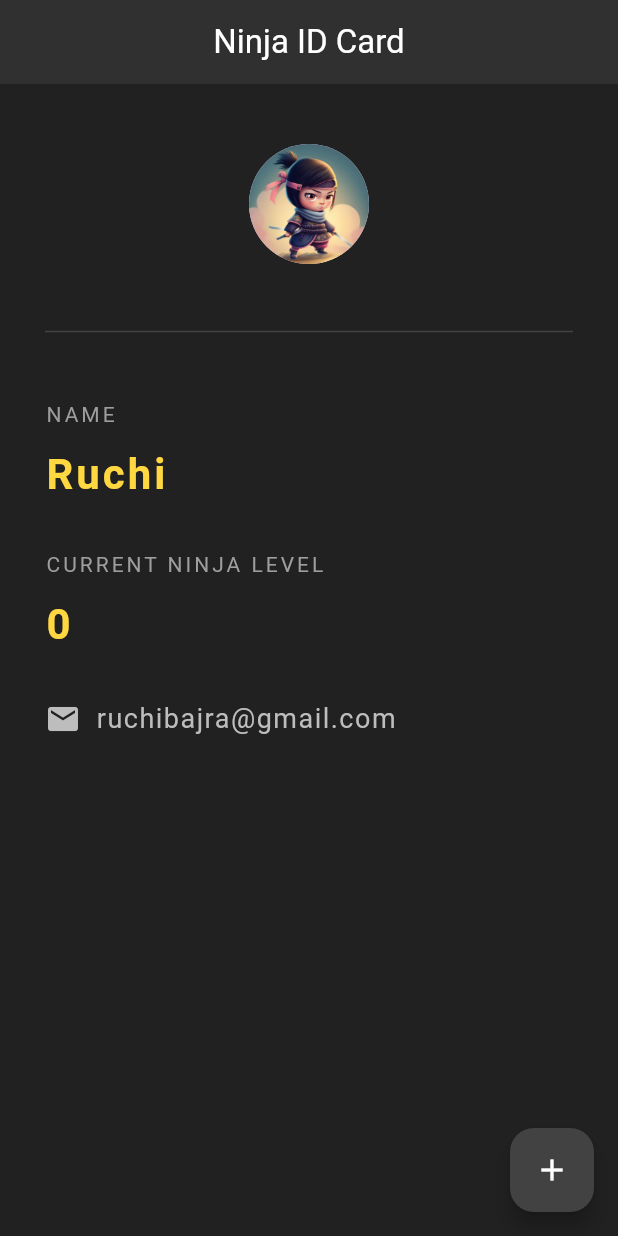
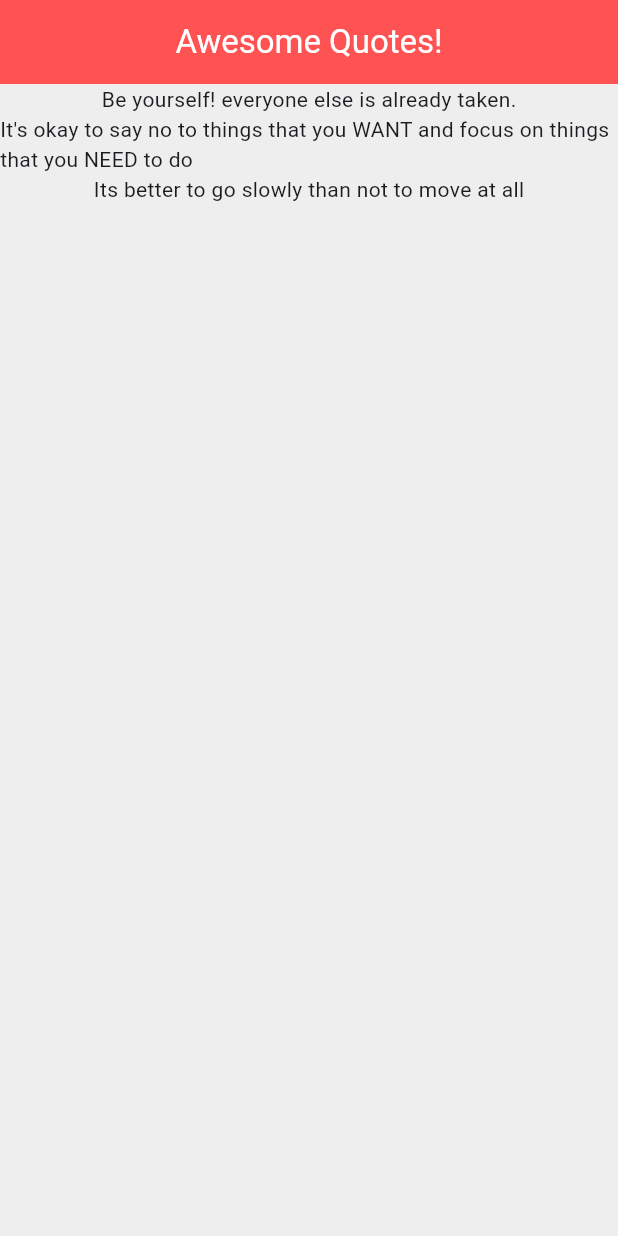
Before and after one commit to ruchibajra/flutter-foundations, a Flutter app: the screen it shows after launch, on a phone screen of 412 x 824 dp. Run offline on Flutter 3.47's test engine with Material 3 defaults, Android fonts, the phone set to English and light mode, and no system bars.

Commit message:
List of Data, Use of MAP

```diff
--- a/lib/main.dart
+++ b/lib/main.dart
@@ -2,113 +2,41 @@
 
 import 'package:flutter/material.dart';
 
-void main() => runApp(NinjaCard());
+void main() => runApp(QuoteList());
 
-class NinjaCard extends StatefulWidget {
+class QuoteList extends StatefulWidget {
+  const QuoteList({super.key});
+
   @override
-  State<NinjaCard> createState() => _NinjaCardState();
+  State<QuoteList> createState() => _QuoteListState();
 }
 
-class _NinjaCardState extends State<NinjaCard> {
-  int ninjalevel = 0;
+class _QuoteListState extends State<QuoteList> {
+  List<String> quotes = [
+    "Be yourself! everyone else is already taken.",
+    "It's okay to say no to things that you WANT and focus on things that you NEED to do",
+    "Its better to go slowly than not to move at all"
+  ];
 
   @override
   Widget build(BuildContext context) {
     return MaterialApp(
-      home: Scaffold(
-        backgroundColor: Colors.grey[900],
-        appBar: AppBar(
-          title: Text('Ninja ID Card'),
-          centerTitle: true,
-          backgroundColor: Colors.grey[850],
-          foregroundColor: Colors.white,
-          elevation: 0.0,
-        ),
-        floatingActionButton: FloatingActionButton(
-          onPressed: () {
-            setState(() {
-              ninjalevel += 1;
-            });
-          },
-          child: Icon(Icons.add),
-          backgroundColor: Colors.grey[800],
-          foregroundColor: Colors.white,
-        ),
-        body: Padding(
-          padding: EdgeInsets.fromLTRB(30.0, 40.0, 30.0, 0.0),
-          child: Column(
-            crossAxisAlignment: CrossAxisAlignment.start,
-            children: [
-              Center(
-                child: CircleAvatar(
-                  backgroundImage: AssetImage('assets/ninja.png'),
-                  radius: 40.0,
-                ),
-              ),
-              Divider(
-                height: 90.0,
-                color: Colors.grey[800],
-              ),
-              Text('NAME',
-                  style: TextStyle(color: Colors.grey, letterSpacing: 2.0)),
-              SizedBox(height: 10.0),
-              Text(
-                'Ruchi',
-                style: TextStyle(
-                    color: Colors.amberAccent[200],
-                    letterSpacing: 2.0,
-                    fontSize: 28.0,
-                    fontWeight: FontWeight.bold),
-              ),
-              SizedBox(height: 30.0),
-              Text('CURRENT NINJA LEVEL',
-                  style: TextStyle(color: Colors.grey, letterSpacing: 2.0)),
-              SizedBox(height: 10.0),
-              Text(
-                '$ninjalevel',
-                style: TextStyle(
-                    color: Colors.amberAccent[200],
-                    letterSpacing: 2.0,
-                    fontSize: 28.0,
-                    fontWeight: FontWeight.bold),
-              ),
-              SizedBox(height: 30.0),
-              Row(
-                children: [
-                  Icon(
-                    Icons.email,
-                    color: Colors.grey[400],
-                  ),
-                  SizedBox(
-                    width: 10.0,
-                  ),
-                  Text(
-                    'ruchibajra@gmail.com',
-                    style: TextStyle(
-                        color: Colors.grey[400],
-                        fontSize: 18.0,
-                        letterSpacing: 1.0),
-                  ),
-                ],
-              )
-            ],
-          ),
-        ),
+        home: Scaffold(
+      backgroundColor: Colors.grey[200],
+      appBar: AppBar(
+        title: Text('Awesome Quotes!'),
+        centerTitle: true,
+        backgroundColor: Colors.redAccent,
+        foregroundColor: Colors.white,
       ),
-    );
+      body: Column(
+        children: quotes.map((quote) => Text(quote)).toList(),
+
+        // Same thing as above, as arrow fn can be wriiten in one line so we used above code.
+        // children: quotes.map((quote) {
+        //   return Text(quote);
+        // }).toList(),
+      ),
+    ));
   }
 }
-
-class Test extends StatefulWidget {
-  const Test({super.key});
-
-  @override
-  State<Test> createState() => _TestState();
-}
-
-class _TestState extends State<Test> {
-  @override
-  Widget build(BuildContext context) {
-    return const Placeholder();
-  }
-}
```
Also changed, not shown: 1 other file.
